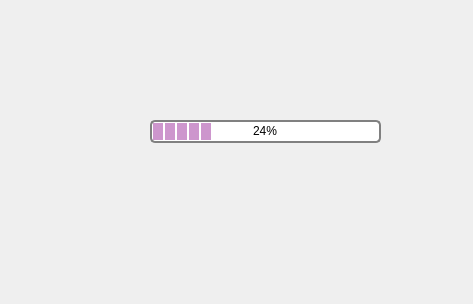
This is widget.ui in YinShiJiaX/QSSGenerator as Qt 5 draws it before an edit. The edited form follows.
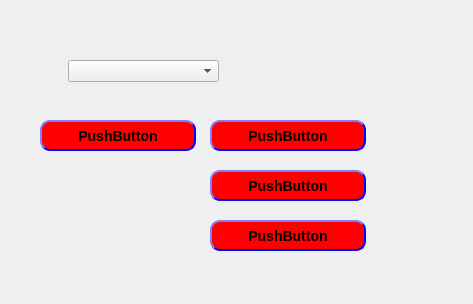
This is the edited form.

The edit to the form file:
```diff
--- a/widget.ui
+++ b/widget.ui
@@ -13,39 +13,130 @@
   <property name="windowTitle">
    <string>Widget</string>
   </property>
-  <widget class="QProgressBar" name="progressBar">
+  <widget class="QComboBox" name="comboBox">
    <property name="geometry">
     <rect>
-     <x>150</x>
+     <x>68</x>
+     <y>60</y>
+     <width>151</width>
+     <height>22</height>
+    </rect>
+   </property>
+  </widget>
+  <widget class="QPushButton" name="pushButton">
+   <property name="geometry">
+    <rect>
+     <x>40</x>
      <y>120</y>
-     <width>231</width>
-     <height>23</height>
+     <width>156</width>
+     <height>31</height>
     </rect>
    </property>
    <property name="styleSheet">
-    <string notr="true">  QProgressBar {
-      border: 2px solid grey;
-      border-radius: 5px;
+    <string notr="true">  QPushButton {
+      background-color: red;
+      border-style: outset;
+      border-width: 2px;
+      border-radius: 10px;
+      border-color: blue;
+      font: bold 14px;
+      min-width: 10em;
+      padding: 6px;
   }
-
-  QProgressBar::chunk {
-      background-color: #05B8CC;
-      width: 20px;
+  QPushButton:pressed {
+      background-color: rgb(224, 0, 0);
+      border-style: outset;
+  }</string>
+   </property>
+   <property name="text">
+    <string>PushButton</string>
+   </property>
+  </widget>
+  <widget class="QPushButton" name="pushButton_2">
+   <property name="geometry">
+    <rect>
+     <x>210</x>
+     <y>120</y>
+     <width>156</width>
+     <height>31</height>
+    </rect>
+   </property>
+   <property name="styleSheet">
+    <string notr="true">  QPushButton {
+      background-color: red;
+      border-style: outset;
+      border-width: 2px;
+      border-radius: 10px;
+      border-color: blue;
+      font: bold 14px;
+      min-width: 10em;
+      padding: 6px;
   }
-
-  QProgressBar {
-      border: 2px solid grey;
-      border-radius: 5px;
-      text-align: center;
+  QPushButton:pressed {
+      background-color: rgb(224, 0, 0);
+      border-style: inset;
+  }</string>
+   </property>
+   <property name="text">
+    <string>PushButton</string>
+   </property>
+  </widget>
+  <widget class="QPushButton" name="pushButton_3">
+   <property name="geometry">
+    <rect>
+     <x>210</x>
+     <y>170</y>
+     <width>156</width>
+     <height>31</height>
+    </rect>
+   </property>
+   <property name="styleSheet">
+    <string notr="true">  QPushButton {
+      background-color: red;
+      border-style: outset;
+      border-width: 2px;
+      border-radius: 10px;
+      border-color: blue;
+      font: bold 14px;
+      min-width: 10em;
+      padding: 6px;
   }
-  QProgressBar::chunk {
-      background-color: #CD96CD;
-      width: 10px;
-      margin: 0.5px;
+  QPushButton:pressed {
+      background-color: rgb(224, 0, 0);
+      border-style: groove;
   }</string>
    </property>
-   <property name="value">
-    <number>24</number>
+   <property name="text">
+    <string>PushButton</string>
+   </property>
+  </widget>
+  <widget class="QPushButton" name="pushButton_4">
+   <property name="geometry">
+    <rect>
+     <x>210</x>
+     <y>220</y>
+     <width>156</width>
+     <height>31</height>
+    </rect>
+   </property>
+   <property name="styleSheet">
+    <string notr="true">  QPushButton {
+      background-color: red;
+      border-style: outset;
+      border-width: 2px;
+      border-radius: 10px;
+      border-color: blue;
+      font: bold 14px;
+      min-width: 10em;
+      padding: 6px;
+  }
+  QPushButton:pressed {
+      background-color: rgb(224, 0, 0);
+      border-style: ridge;
+  }</string>
+   </property>
+   <property name="text">
+    <string>PushButton</string>
    </property>
   </widget>
  </widget>
```
